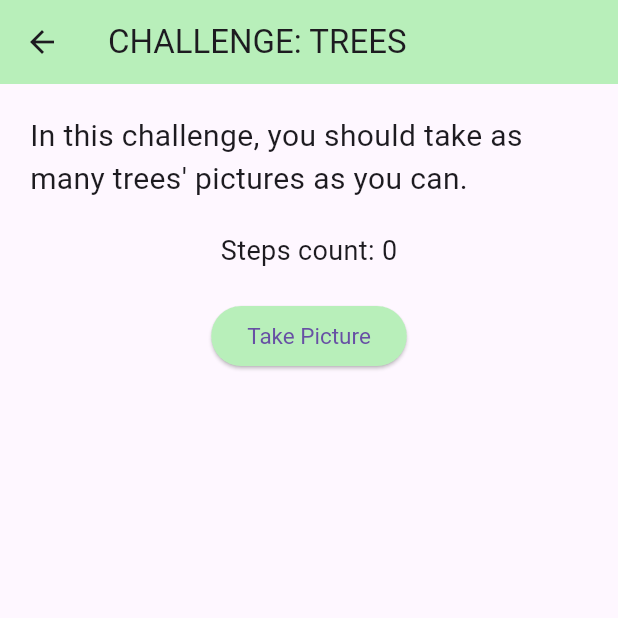
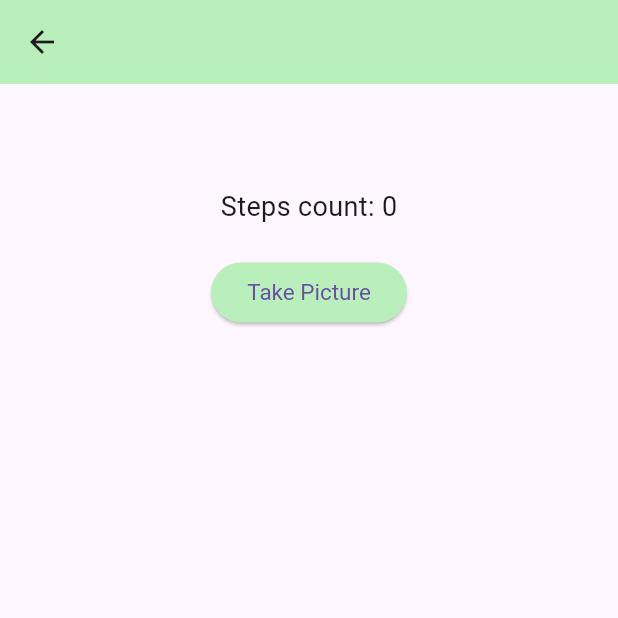
Before and after one commit to basselnseir/stepit, a Flutter app: the TakePictureScreen screen opened directly with empty values, on a phone screen of 412 x 824 dp, the top half of it. Run offline on Flutter 3.47's test engine with Material 3 defaults, Android fonts, the phone set to English and light mode, and no system bars; our stand-ins replace cloud_firestore, firebase_analytics, firebase_core, firebase_storage, geolocator, image_picker and 3 more; missing offline and left inert: workmanager; accounts and stored records are empty.

Commit message:
Title and description for Infleunce games are generic now

```diff
--- a/lib/features/picture_challenge.dart
+++ b/lib/features/picture_challenge.dart
@@ -12,9 +12,10 @@ import 'globals.dart';
 
 class TakePictureScreen extends StatefulWidget {
   final List<String> imagePaths;
-
+  final String title;
+  final String description;
   // ignore: prefer_const_constructors_in_immutables
-  TakePictureScreen({super.key, required this.imagePaths});
+  TakePictureScreen({super.key, required this.imagePaths, required this.title, required this.description});
 
   @override
   // ignore: library_private_types_in_public_api, no_logic_in_create_state
@@ -122,7 +123,7 @@ Future<void> _takePicture() async {
   Widget build(BuildContext context) {
     return Scaffold(
       appBar: AppBar(
-        title: const Text('CHALLENGE: TREES'),
+        title: Text(widget.title),
       ),
       body: Padding(
         padding: const EdgeInsets.all(20),
@@ -131,8 +132,8 @@ Future<void> _takePicture() async {
             child: Column(
               mainAxisAlignment: MainAxisAlignment.center,
               children: [
-                const Text(
-                  'In this challenge, you should take as many trees\' pictures as you can.',
+                Text(
+                  widget.description,
                   style: TextStyle(fontSize: 20),
                 ),
                 const SizedBox(height: 20),
```
Also changed, not shown: lib/pages/homepage.dart (+31 -3 lines).
